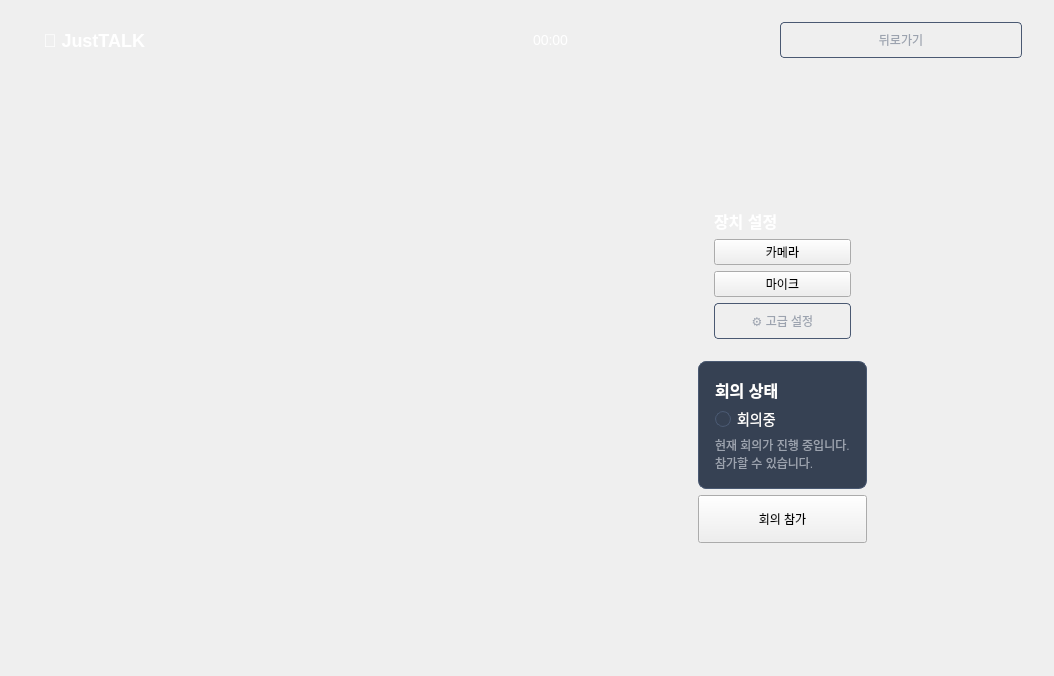
Qt form lobby.ui (JustTALK-veda/Client_QT) before a commit.
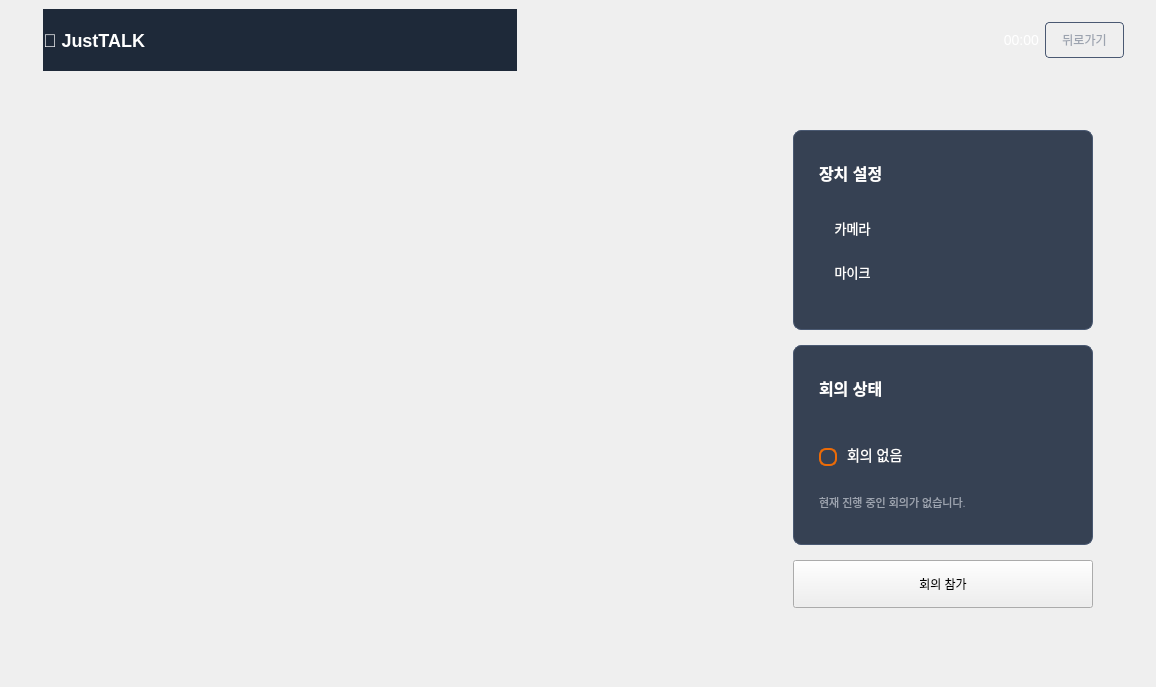
The same form after that commit. Icons and pictures are not drawn.

Commit message: feat: check rtsp server,button disable

Patch:
```diff
--- a/lobby.ui
+++ b/lobby.ui
@@ -9,7 +9,7 @@
    <rect>
     <x>0</x>
     <y>0</y>
-    <width>1054</width>
+    <width>1156</width>
     <height>676</height>
    </rect>
   </property>
@@ -58,7 +58,7 @@
        <height>80</height>
       </size>
      </property>
-     <layout class="QHBoxLayout" name="headerLayout" stretch="1,1,1,1">
+     <layout class="QHBoxLayout" name="headerLayout" stretch="1,1,0,1">
       <property name="leftMargin">
        <number>32</number>
       </property>
@@ -68,7 +68,7 @@
       <item>
        <widget class="QLabel" name="logoLabel">
         <property name="styleSheet">
-         <string>font-size: 18px; font-weight: bold; color: white;</string>
+         <string notr="true">background-color: #1E2939; font-size: 18px; font-weight: bold; color: white;</string>
         </property>
         <property name="text">
          <string>🔶 JustTALK</string>
@@ -89,17 +89,48 @@
        </spacer>
       </item>
       <item>
-       <widget class="QLabel" name="timeLabel">
+       <widget class="QPushButton" name="timeLabel">
+        <property name="sizePolicy">
+         <sizepolicy hsizetype="Preferred" vsizetype="Preferred">
+          <horstretch>0</horstretch>
+          <verstretch>0</verstretch>
+         </sizepolicy>
+        </property>
+        <property name="font">
+         <font>
+          <pointsize>-1</pointsize>
+          <fontweight>Light</fontweight>
+         </font>
+        </property>
+        <property name="focusPolicy">
+         <enum>Qt::FocusPolicy::NoFocus</enum>
+        </property>
         <property name="styleSheet">
-         <string>color: white; font-size: 14px;</string>
+         <string notr="true">background-color: #1E2939; color: white; font-size: 14px; background: transparent; border: none;</string>
         </property>
         <property name="text">
-         <string>00:00</string>
+         <string>  00:00</string>
+        </property>
+        <property name="icon">
+         <iconset resource="Resources.qrc">
+          <normaloff>:/Image/config/clock.png</normaloff>:/Image/config/clock.png</iconset>
         </property>
        </widget>
       </item>
       <item>
        <widget class="QPushButton" name="backButton">
+        <property name="sizePolicy">
+         <sizepolicy hsizetype="Fixed" vsizetype="Fixed">
+          <horstretch>0</horstretch>
+          <verstretch>0</verstretch>
+         </sizepolicy>
+        </property>
+        <property name="minimumSize">
+         <size>
+          <width>0</width>
+          <height>0</height>
+         </size>
+        </property>
         <property name="styleSheet">
          <string>
           QPushButton {
@@ -141,7 +172,7 @@
       <item>
        <layout class="QHBoxLayout" name="contentLayout" stretch="0,2,0,0">
         <property name="spacing">
-         <number>0</number>
+         <number>20</number>
         </property>
         <property name="leftMargin">
          <number>32</number>
@@ -178,8 +209,8 @@
           </property>
           <property name="minimumSize">
            <size>
-            <width>500</width>
-            <height>0</height>
+            <width>700</width>
+            <height>500</height>
            </size>
           </property>
           <layout class="QVBoxLayout" name="videoLayout">
@@ -209,85 +240,167 @@
           <layout class="QVBoxLayout" name="verticalLayout">
            <item>
             <layout class="QVBoxLayout" name="controlsLayout">
+             <property name="spacing">
+              <number>15</number>
+             </property>
              <item>
               <widget class="QFrame" name="controlsFrame">
-               <layout class="QVBoxLayout" name="deviceLayout">
+               <property name="minimumSize">
+                <size>
+                 <width>300</width>
+                 <height>200</height>
+                </size>
+               </property>
+               <property name="styleSheet">
+                <string notr="true">QFrame {
+              background-color: #364153;
+              border: 1px solid #4A5972;
+              border-radius: 8px;
+             }</string>
+               </property>
+               <layout class="QVBoxLayout" name="deviceLayout" stretch="0,0">
+                <property name="spacing">
+                 <number>0</number>
+                </property>
                 <property name="leftMargin">
-                 <number>16</number>
+                 <number>25</number>
                 </property>
                 <property name="topMargin">
-                 <number>16</number>
+                 <number>30</number>
                 </property>
                 <property name="rightMargin">
-                 <number>16</number>
+                 <number>20</number>
                 </property>
                 <property name="bottomMargin">
-                 <number>16</number>
+                 <number>40</number>
                 </property>
                 <item>
                  <widget class="QLabel" name="deviceLabel">
                   <property name="styleSheet">
-                   <string>color: white; font-size: 16px; font-weight: bold;</string>
+                   <string notr="true">color: white; font-size: 16px; font-weight: bold;
+background: transparent; border: none;</string>
                   </property>
                   <property name="text">
                    <string>장치 설정</string>
                   </property>
-                 </widget>
-                </item>
-                <item>
-                 <widget class="QPushButton" name="cameraToggleButton">
-                  <property name="text">
-                   <string>카메라</string>
+                  <property name="alignment">
+                   <set>Qt::AlignmentFlag::AlignLeading|Qt::AlignmentFlag::AlignLeft|Qt::AlignmentFlag::AlignTop</set>
                   </property>
-                  <property name="icon">
-                   <iconset resource="Resources.qrc">
-                    <normaloff>:/Image/config/video_off.png</normaloff>:/Image/config/video_off.png</iconset>
-                  </property>
-                  <property name="checkable">
-                   <bool>true</bool>
-                  </property>
                  </widget>
                 </item>
                 <item>
-                 <widget class="QPushButton" name="micToggleButton">
-                  <property name="text">
-                   <string>마이크</string>
+                 <layout class="QVBoxLayout" name="controlButtons">
+                  <property name="spacing">
+                   <number>10</number>
                   </property>
-                  <property name="icon">
-                   <iconset resource="Resources.qrc">
-                    <normaloff>:/Image/config/mic_off.png</normaloff>:/Image/config/mic_off.png</iconset>
+                  <property name="topMargin">
+                   <number>0</number>
                   </property>
-                  <property name="checkable">
-                   <bool>true</bool>
-                  </property>
-                 </widget>
-                </item>
-                <item>
-                 <widget class="QPushButton" name="settingsButton">
-                  <property name="styleSheet">
-                   <string>
-                QPushButton {
-                 background-color: transparent;
-                 border: 1px solid #4A5972;
-                 color: #9CA3AF;
-                 padding: 8px;
-                 border-radius: 4px;
-                }
-                QPushButton:hover {
-                 background-color: #4A5972;
-                }
-               </string>
-                  </property>
-                  <property name="text">
-                   <string>⚙️ 고급 설정</string>
-                  </property>
-                 </widget>
+                  <item>
+                   <layout class="QHBoxLayout" name="horizontalLayout">
+                    <item>
+                     <widget class="QPushButton" name="cameraToggleButton">
+                      <property name="font">
+                       <font>
+                        <pointsize>10</pointsize>
+                       </font>
+                      </property>
+                      <property name="styleSheet">
+                       <string notr="true">QPushButton {
+           color: white; background: transparent; border: none;
+		   padding: 7px 8px;
+          }
+QPushButton:hover {
+           background-color: rgba(255, 255, 255, 20);
+			border-radius: 8px;
+          }</string>
+                      </property>
+                      <property name="text">
+                       <string>  카메라</string>
+                      </property>
+                      <property name="icon">
+                       <iconset resource="Resources.qrc">
+                        <normaloff>:/Image/config/video_off.png</normaloff>:/Image/config/video_off.png</iconset>
+                      </property>
+                      <property name="checkable">
+                       <bool>true</bool>
+                      </property>
+                     </widget>
+                    </item>
+                    <item>
+                     <spacer name="horizontalSpacer">
+                      <property name="orientation">
+                       <enum>Qt::Orientation::Horizontal</enum>
+                      </property>
+                      <property name="sizeHint" stdset="0">
+                       <size>
+                        <width>40</width>
+                        <height>20</height>
+                       </size>
+                      </property>
+                     </spacer>
+                    </item>
+                   </layout>
+                  </item>
+                  <item>
+                   <layout class="QHBoxLayout" name="horizontalLayout_2">
+                    <item>
+                     <widget class="QPushButton" name="micToggleButton">
+                      <property name="font">
+                       <font>
+                        <pointsize>10</pointsize>
+                       </font>
+                      </property>
+                      <property name="styleSheet">
+                       <string notr="true">QPushButton {
+           color: white; background: transparent; border: none;
+		padding: 7px 8px;
+          }
+QPushButton:hover {
+           background-color: rgba(255, 255, 255, 20);
+			border-radius: 8px;
+          }</string>
+                      </property>
+                      <property name="text">
+                       <string>  마이크</string>
+                      </property>
+                      <property name="icon">
+                       <iconset resource="Resources.qrc">
+                        <normaloff>:/Image/config/mic_off.png</normaloff>:/Image/config/mic_off.png</iconset>
+                      </property>
+                      <property name="checkable">
+                       <bool>true</bool>
+                      </property>
+                     </widget>
+                    </item>
+                    <item>
+                     <spacer name="horizontalSpacer_2">
+                      <property name="orientation">
+                       <enum>Qt::Orientation::Horizontal</enum>
+                      </property>
+                      <property name="sizeHint" stdset="0">
+                       <size>
+                        <width>40</width>
+                        <height>20</height>
+                       </size>
+                      </property>
+                     </spacer>
+                    </item>
+                   </layout>
+                  </item>
+                 </layout>
                 </item>
                </layout>
               </widget>
              </item>
              <item>
               <widget class="QFrame" name="statusFrame">
+               <property name="minimumSize">
+                <size>
+                 <width>300</width>
+                 <height>200</height>
+                </size>
+               </property>
                <property name="styleSheet">
                 <string>
              QFrame {
@@ -298,17 +411,20 @@
             </string>
                </property>
                <layout class="QVBoxLayout" name="statusLayout">
+                <property name="spacing">
+                 <number>10</number>
+                </property>
                 <property name="leftMargin">
-                 <number>16</number>
+                 <number>25</number>
                 </property>
                 <property name="topMargin">
-                 <number>16</number>
+                 <number>30</number>
                 </property>
                 <property name="rightMargin">
-                 <number>16</number>
+                 <number>20</number>
                 </property>
                 <property name="bottomMargin">
-                 <number>16</number>
+                 <number>20</number>
                 </property>
                 <item>
                  <widget class="QLabel" name="statusTitleLabel">
@@ -319,24 +435,39 @@
                   <property name="text">
                    <string>회의 상태</string>
                   </property>
+                  <property name="alignment">
+                   <set>Qt::AlignmentFlag::AlignLeading|Qt::AlignmentFlag::AlignLeft|Qt::AlignmentFlag::AlignTop</set>
+                  </property>
                  </widget>
                 </item>
                 <item>
                  <layout class="QHBoxLayout" name="statusIndicatorLayout">
+                  <property name="topMargin">
+                   <number>10</number>
+                  </property>
                   <item>
                    <widget class="QLabel" name="meetingStatusIndicator">
                     <property name="minimumSize">
                      <size>
-                      <width>16</width>
-                      <height>16</height>
+                      <width>18</width>
+                      <height>18</height>
                      </size>
                     </property>
                     <property name="maximumSize">
                      <size>
-                      <width>16</width>
-                      <height>16</height>
+                      <width>14</width>
+                      <height>14</height>
                      </size>
                     </property>
+                    <property name="styleSheet">
+                     <string notr="true">QLabel { 
+                background-color: transparent; 
+                border: 2px solid #ED6B06; 
+                border-radius: 7px; 
+                min-width: 14px; 
+                min-height: 14px; 
+            }</string>
+                    </property>
                    </widget>
                   </item>
                   <item>
@@ -346,7 +477,7 @@
 background: transparent; border: none;</string>
                     </property>
                     <property name="text">
-                     <string>회의중</string>
+                     <string>회의 없음</string>
                     </property>
                    </widget>
                   </item>
@@ -368,11 +499,11 @@
                 <item>
                  <widget class="QLabel" name="meetingDescLabel">
                   <property name="styleSheet">
-                   <string notr="true">color: #9CA3AF; font-size: 12px;
+                   <string notr="true">color: #9CA3AF; font-size: 11px;
 background: transparent; border: none;</string>
                   </property>
                   <property name="text">
-                   <string>현재 회의가 진행 중입니다. 참가할 수 있습니다.</string>
+                   <string>현재 진행 중인 회의가 없습니다.</string>
                   </property>
                   <property name="wordWrap">
                    <bool>true</bool>
@@ -384,6 +515,9 @@
              </item>
              <item>
               <widget class="QPushButton" name="enterButton">
+               <property name="enabled">
+                <bool>true</bool>
+               </property>
                <property name="minimumSize">
                 <size>
                  <width>0</width>
```
Left out of the diff: 2 changed lines with no effect on the pictures. The commit also changes 4 other files.
